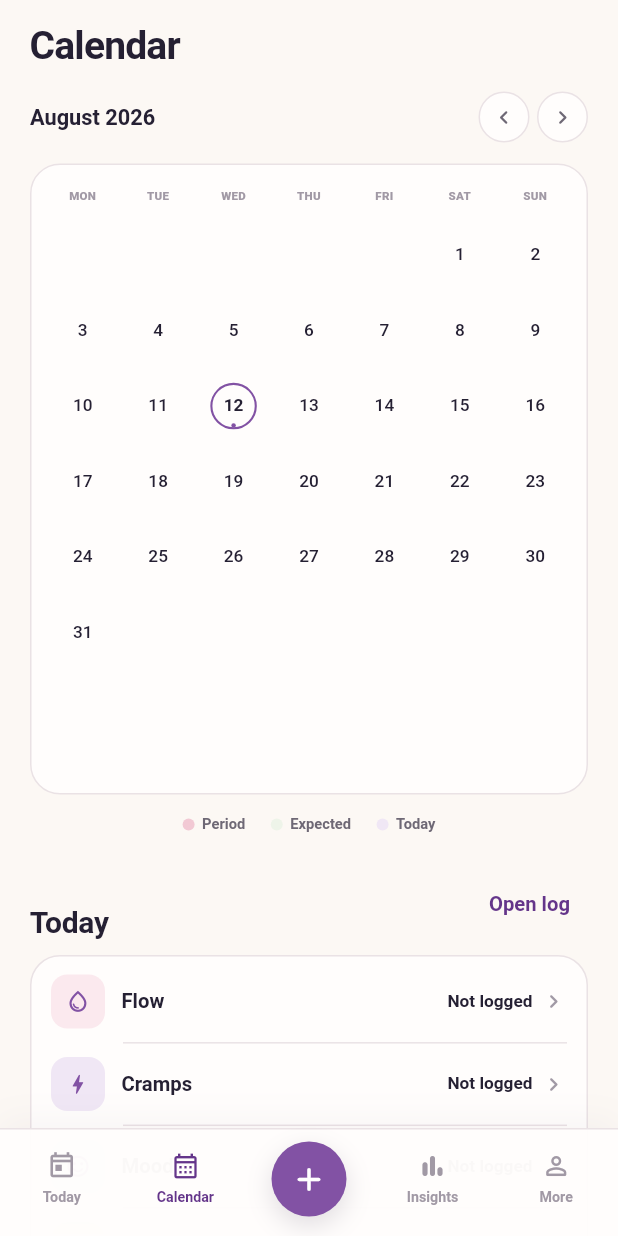
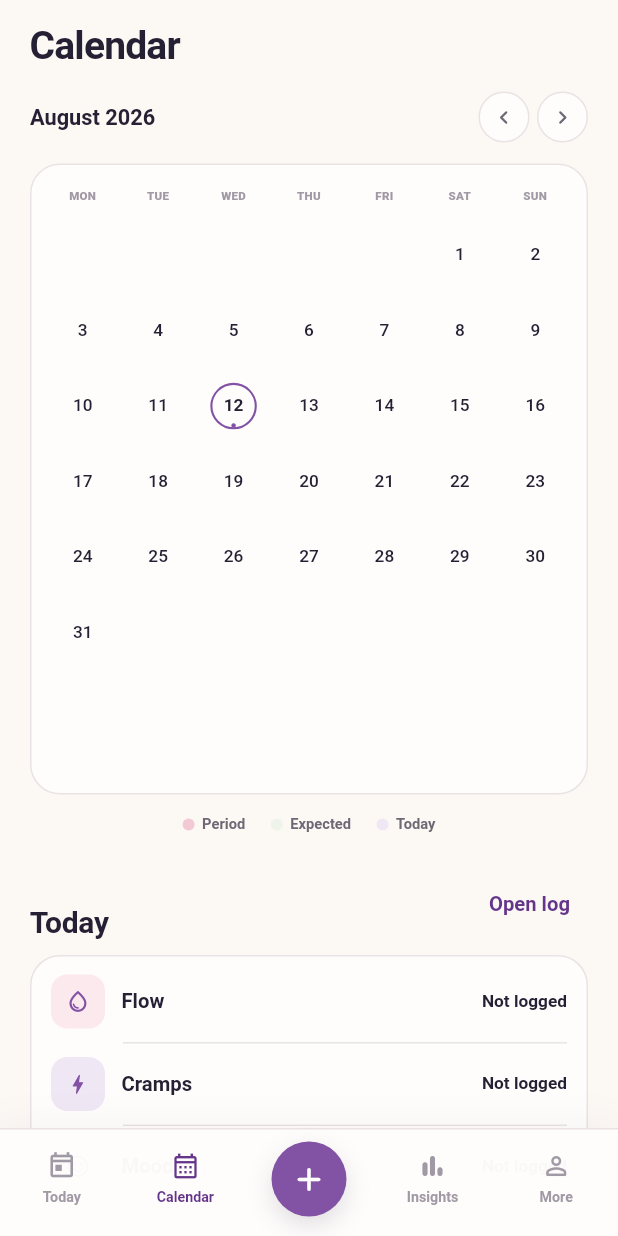
Before and after one commit to sidwiskers/nyla, a Flutter app: the screen it shows after launch, item 2 of the bottom bar chosen, on a phone screen of 412 x 824 dp. Run offline on Flutter 3.47's test engine with Material 3 defaults, Android fonts, the phone set to English and light mode, and no system bars; our stand-ins replace drift, flutter_local_notifications, flutter_riverpod, flutter_secure_storage, flutter_timezone, go_router and 4 more; missing offline and left inert: cryptography, mobile_scanner; accounts and stored records are empty; generated files the repository leaves out were written again.

Commit message:
Restore calendar accessibility and interaction clarity

```diff
--- a/apps/mobile/lib/features/calendar/calendar_screen.dart
+++ b/apps/mobile/lib/features/calendar/calendar_screen.dart
@@ -205,6 +205,8 @@ class _CalendarBoard extends StatelessWidget {
                 recorded: recorded,
                 expected: expected,
                 today: day == today,
+                semanticsLabel:
+                    '${friendlyDay(day)}${recorded ? ', recorded period' : ''}${expected ? ', expected range' : ''}${day == today ? ', today' : ''}',
                 onTap: () {
                   NylaHaptics.select();
                   context.go('/log?day=${day.toIsoString()}');
@@ -238,6 +240,7 @@ class _DayCell extends StatelessWidget {
     required this.recorded,
     required this.expected,
     required this.today,
+    required this.semanticsLabel,
     required this.onTap,
   });
 
@@ -245,10 +248,14 @@ class _DayCell extends StatelessWidget {
   final bool recorded;
   final bool expected;
   final bool today;
+  final String semanticsLabel;
   final VoidCallback onTap;
 
   @override
-  Widget build(BuildContext context) => InkWell(
+  Widget build(BuildContext context) => Semantics(
+        button: true,
+        label: semanticsLabel,
+        child: InkWell(
           onTap: onTap,
           borderRadius: BorderRadius.circular(99),
           child: Center(
@@ -293,6 +300,7 @@ class _DayCell extends StatelessWidget {
                     ),
                   ),
               ],
+            ),
           ),
         ),
       );
@@ -431,8 +439,6 @@ class _SummaryRow extends StatelessWidget {
                     fontWeight: FontWeight.w600,
                   ),
             ),
-            const SizedBox(width: 5),
-            const Icon(Icons.chevron_right_rounded, size: 18, color: NylaColors.faintInk),
           ],
         ),
       );
```
Lines whose indentation alone changed are shown as unchanged.
